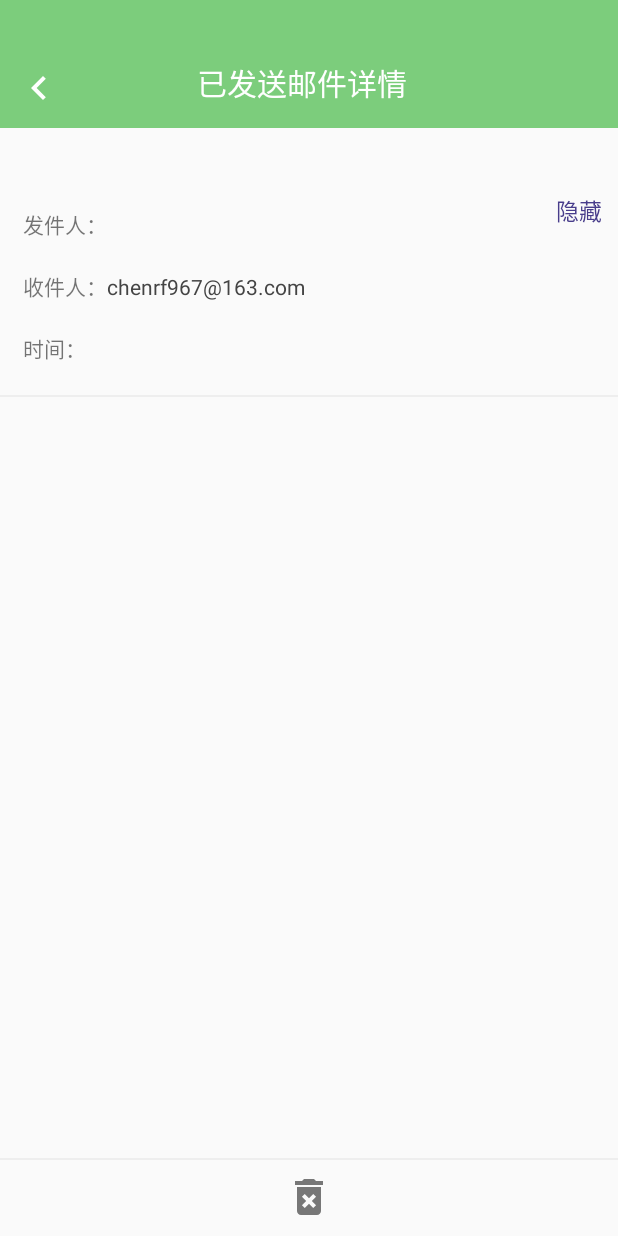
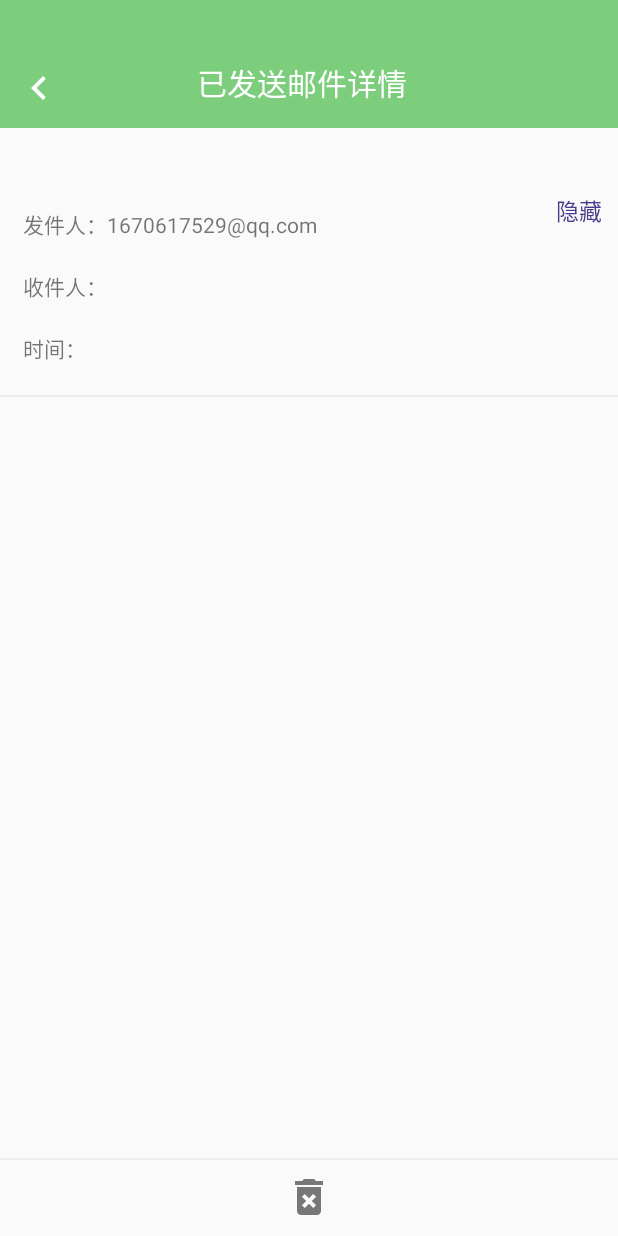
Before and after one commit to StephenChenOk/MyMail, an Android app: the SentDetailActivity screen opened directly, with no data from a screen before it, after a tap on "详情", on a phone screen of 412 x 824 dp. Run offline under Robolectric (Android 15) with nearby library versions, the phone set to English and light mode, and no system bars; libraries missing offline, so code that uses them is left out: cn.bmob.v3, com.lxj.xpopup; pictures from the network do not load.

Commit message:
邮件详情页增加ScrollView,调整已发送界面收件人与发件人错乱Bug

```diff
--- a/app/src/main/java/com/chen/fy/mymail/activities/InboxActivity.java
+++ b/app/src/main/java/com/chen/fy/mymail/activities/InboxActivity.java
@@ -23,7 +23,6 @@ import com.chen.fy.mymail.utils.DateUtils;
 import com.lxj.xpopup.XPopup;
 import com.lxj.xpopup.core.BasePopupView;
 
-import java.io.File;
 import java.util.List;
 
 /**
--- a/app/src/main/java/com/chen/fy/mymail/activities/SentDetailActivity.java
+++ b/app/src/main/java/com/chen/fy/mymail/activities/SentDetailActivity.java
@@ -145,10 +145,10 @@ public class SentDetailActivity extends AppCompatActivity implements View.OnClic
 
     private void initDetailViewStub() {
         vsDetail.inflate();
-        tvSender = findViewById(R.id.tv_sender_sent_detail);
+        tvRecipient = findViewById(R.id.tv_recipient_sent_detail_vs);
         tvDate = findViewById(R.id.tv_date_sent_detail);
 
-        tvSender.setText(mAddress);
+        tvRecipient.setText(mAddress);
         tvDate.setText(mDate);
     }
 
--- a/app/src/main/res/layout/email_detail.xml
+++ b/app/src/main/res/layout/email_detail.xml
@@ -31,10 +31,14 @@
 
     </RelativeLayout>
 
+    <ScrollView
+        android:layout_width="match_parent"
+        android:layout_height="match_parent"
+        android:layout_marginTop="60dp">
+
         <LinearLayout
             android:layout_width="match_parent"
             android:layout_height="match_parent"
-        android:layout_marginTop="60dp"
             android:orientation="vertical">
 
             <TextView
@@ -107,7 +111,8 @@
                 android:id="@+id/vs_attachment_email_detail"
                 android:layout_width="match_parent"
                 android:layout_height="wrap_content"
-            android:layout="@layout/vs_attachment_info_layout"/>
+                android:layout="@layout/vs_attachment_info_layout" />
 
         </LinearLayout>
+    </ScrollView>
 </androidx.coordinatorlayout.widget.CoordinatorLayout>
--- a/app/src/main/res/layout/sent_detail.xml
+++ b/app/src/main/res/layout/sent_detail.xml
@@ -70,7 +70,7 @@
                     android:layout_width="wrap_content"
                     android:layout_height="wrap_content"
                     android:layout_marginStart="5dp"
-                    android:text="发件人"
+                    android:text="收件人"
                     android:textColor="@color/green" />
 
             </LinearLayout>
--- a/app/src/main/res/layout/vs_sent_layout.xml
+++ b/app/src/main/res/layout/vs_sent_layout.xml
@@ -12,13 +12,12 @@
         <TextView
             android:layout_width="wrap_content"
             android:layout_height="wrap_content"
-            android:text="发件人：" />
+            android:text="发件人：1670617529@qq.com" />
 
         <TextView
             android:id="@+id/tv_sender_sent_detail"
             android:layout_width="wrap_content"
             android:layout_height="wrap_content"
-            android:text="1670617529@qq.com"
             android:textColor="#444" />
 
     </LinearLayout>
@@ -34,11 +33,10 @@
             android:text="收件人：" />
 
         <TextView
-            android:id="@+id/tv_recipient_sent_detail"
+            android:id="@+id/tv_recipient_sent_detail_vs"
             android:layout_width="wrap_content"
             android:layout_height="wrap_content"
-            android:text="chenrf967@163.com"
-            android:textColor="#444" />
+            android:textColor="#555" />
 
     </LinearLayout>
 
@@ -56,7 +54,6 @@
             android:id="@+id/tv_date_sent_detail"
             android:layout_width="wrap_content"
             android:layout_height="wrap_content"
-            android:text="2020-5-10 13:48"
             android:textColor="#444" />
 
     </LinearLayout>
```
Lines whose indentation alone changed are shown as unchanged.
